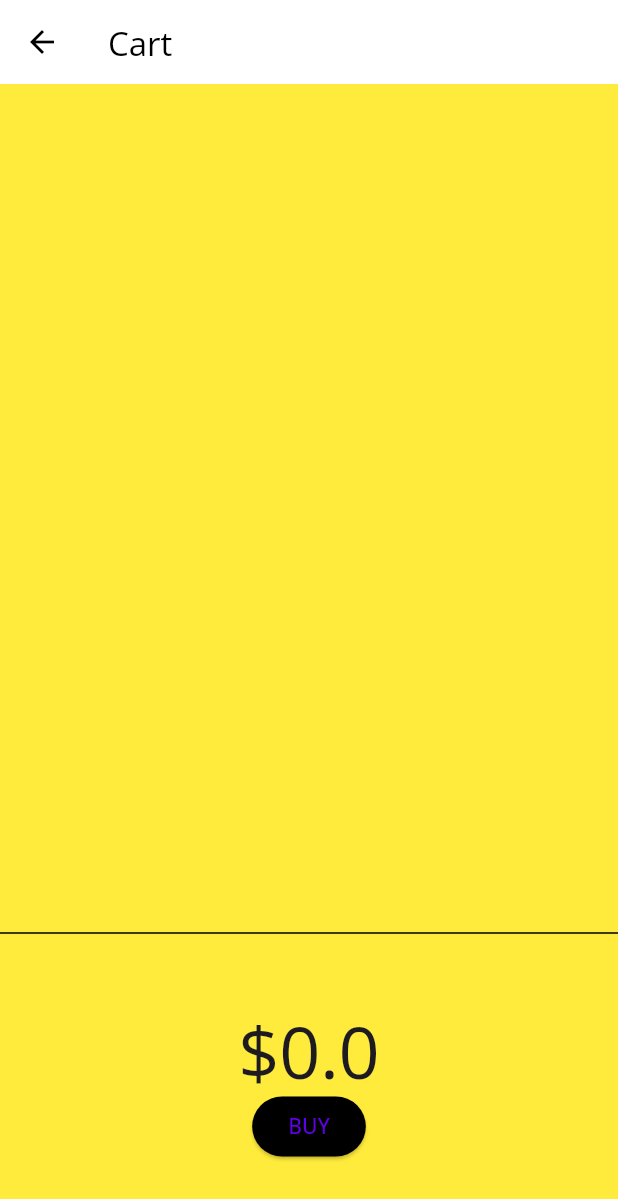
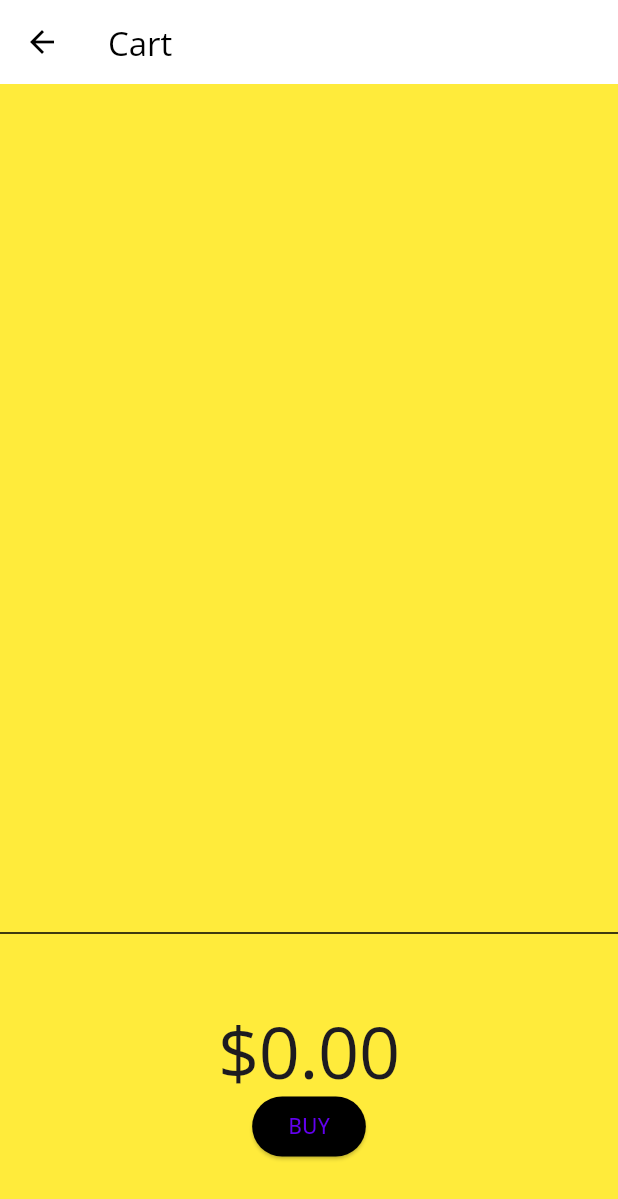
Before and after one commit to iv6n/eatsalad, a Flutter app: the CartPage screen opened directly, on a phone screen of 412 x 824 dp. Shown: the top 1199 px of the screen. Run offline on Flutter 3.47's test engine with Material 3 defaults, Android fonts, the phone set to English and light mode, and no system bars; our stand-ins replace bloc, equatable, firebase_auth, firebase_core, flutter_bloc, font_awesome_flutter and 7 more; missing offline and left inert: firebase_auth_platform_interface, flow_builder; accounts and stored records are empty.

Commit message:
Arregla errores reales que el CI encontró: la app no compilaba en Flutter moderno
El CI ya está corriendo de verdad en GitHub (Flutter 3.44.9 stable) y
encontró errores de compilación que existían desde antes de esta sesión,
invisibles hasta ahora porque nunca hubo un compilador real corriendo
contra este código:

- SearchBar (widgets/search_bar.dart) choca de nombre con el SearchBar
  nativo que Flutter agregó con Material 3 — "ambiguous_import", no
  compila. Se renombra a MenuSearchBar.
- ElevatedButton.styleFrom(primary: ...) en login_form.dart y
  sign_up_form.dart — el parámetro `primary` ya no existe, se renombró
  a `backgroundColor` hace varias versiones de Flutter.
- Theme.of(context).textTheme.headline6/headline1 en cart_page.dart —
  esos getters de TextTheme se quitaron con la migración a Material 3
  (headline6 -> titleLarge, headline1 -> displayLarge). De paso se
  formatea el total del carrito con 2 decimales en vez de mostrar el
  double crudo.

También se ajusta el CI para correr con --no-fatal-infos: la app tiene
bastantes sugerencias de estilo (falta 'const', falta documentación,
APIs deprecadas pero funcionales) que no son errores reales y no deben
bloquear el pipeline — separado de los warnings/errors, que sí siguen
siendo fatales.

Co-Authored-By: Claude Sonnet 5 <noreply@anthropic.com>
Claude-Session: https://claude.ai/code/session_01SBrDRK8dnGk6D4BWoth3Wx

```diff
--- a/lib/home/tabs/cart/view/cart_page.dart
+++ b/lib/home/tabs/cart/view/cart_page.dart
@@ -33,7 +33,7 @@ class CartList extends StatelessWidget {
 
   @override
   Widget build(BuildContext context) {
-    final itemNameStyle = Theme.of(context).textTheme.headline6;
+    final itemNameStyle = Theme.of(context).textTheme.titleLarge;
 
     return BlocBuilder<CartBloc, CartState>(
       builder: (context, state) {
@@ -74,7 +74,7 @@ class CartTotal extends StatelessWidget {
   @override
   Widget build(BuildContext context) {
     final hugeStyle =
-        Theme.of(context).textTheme.headline1?.copyWith(fontSize: 48);
+        Theme.of(context).textTheme.displayLarge?.copyWith(fontSize: 48);
 
     return SizedBox(
       height: 200,
@@ -87,7 +87,10 @@ class CartTotal extends StatelessWidget {
                 return const CircularProgressIndicator();
               }
               if (state is CartLoaded) {
-                return Text('\$${state.cart.totalPrice}', style: hugeStyle);
+                return Text(
+                  '\$${state.cart.totalPrice.toStringAsFixed(2)}',
+                  style: hugeStyle,
+                );
               }
               return const Text('Something went wrong!');
             }),
--- a/lib/home/tabs/catalog/view/menu_body.dart
+++ b/lib/home/tabs/catalog/view/menu_body.dart
@@ -14,7 +14,7 @@ class MenuBody extends StatelessWidget {
     return Column(
       mainAxisSize: MainAxisSize.min,
       children: [
-        SearchBar(
+        MenuSearchBar(
           onChanged: (text) {
             context.read<SearchBloc>().add(TextChanged(text: text));
           },
--- a/lib/home/tabs/catalog/widgets/search_bar.dart
+++ b/lib/home/tabs/catalog/widgets/search_bar.dart
@@ -1,8 +1,8 @@
 import 'package:flutter/material.dart';
 import 'package:google_fonts/google_fonts.dart';
 
-class SearchBar extends StatelessWidget {
-  const SearchBar({
+class MenuSearchBar extends StatelessWidget {
+  const MenuSearchBar({
     Key? key,
     required this.onChanged,
     this.trailing,
--- a/lib/user/login/view/login_form.dart
+++ b/lib/user/login/view/login_form.dart
@@ -109,7 +109,7 @@ class _LoginButton extends StatelessWidget {
                   shape: RoundedRectangleBorder(
                     borderRadius: BorderRadius.circular(30),
                   ),
-                  primary: const Color(0xFFFFD600),
+                  backgroundColor: const Color(0xFFFFD600),
                 ),
                 onPressed: state.isValid
                     ? () => context.read<LoginCubit>().logInWithCredentials()
@@ -135,7 +135,7 @@ class _GoogleLoginButton extends StatelessWidget {
         shape: RoundedRectangleBorder(
           borderRadius: BorderRadius.circular(30),
         ),
-        primary: theme.colorScheme.secondary,
+        backgroundColor: theme.colorScheme.secondary,
       ),
       icon: const Icon(FontAwesomeIcons.google, color: Colors.white),
       onPressed: () => context.read<LoginCubit>().logInWithGoogle(),
--- a/lib/user/sign_up/view/sign_up_form.dart
+++ b/lib/user/sign_up/view/sign_up_form.dart
@@ -125,7 +125,7 @@ class _SignUpButton extends StatelessWidget {
                   shape: RoundedRectangleBorder(
                     borderRadius: BorderRadius.circular(30),
                   ),
-                  primary: Colors.orangeAccent,
+                  backgroundColor: Colors.orangeAccent,
                 ),
                 onPressed: state.isValid
                     ? () => context.read<SignUpCubit>().signUpFormSubmitted()
```
Also changed, not shown: .github/workflows/ci.yaml.
